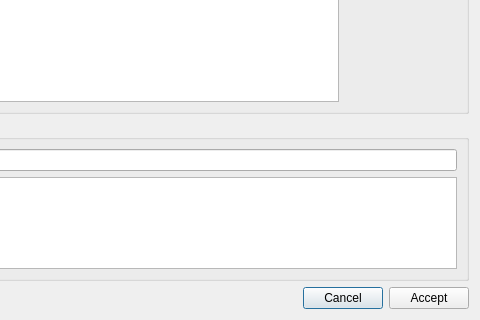
First picture: the form in src/constituentsdialog.ui, repository hobrasoft/simul6, before the edit; both pictures show x 623 to 1103 and y 447 to 767 of the 1103 by 767 pixel window.
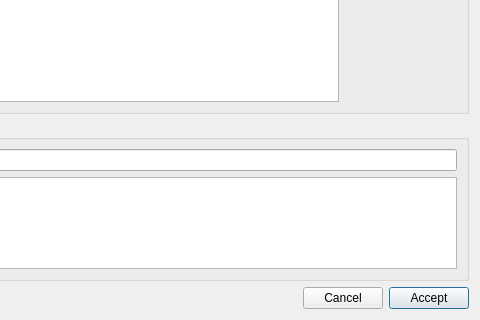
Second picture: the form after the edit. Custom widgets are drawn as their Qt base class.

Commit message: Fixed default actions in dialogs

The edit to the form file:
```diff
--- a/src/constituentsdialog.ui
+++ b/src/constituentsdialog.ui
@@ -325,6 +325,9 @@
        <property name="text">
         <string>Cancel</string>
        </property>
+       <property name="autoDefault">
+        <bool>false</bool>
+       </property>
       </widget>
      </item>
      <item>
@@ -332,6 +335,12 @@
        <property name="text">
         <string>Accept</string>
        </property>
+       <property name="autoDefault">
+        <bool>false</bool>
+       </property>
+       <property name="default">
+        <bool>true</bool>
+       </property>
       </widget>
      </item>
     </layout>
```
The commit also changes 6 other files.
